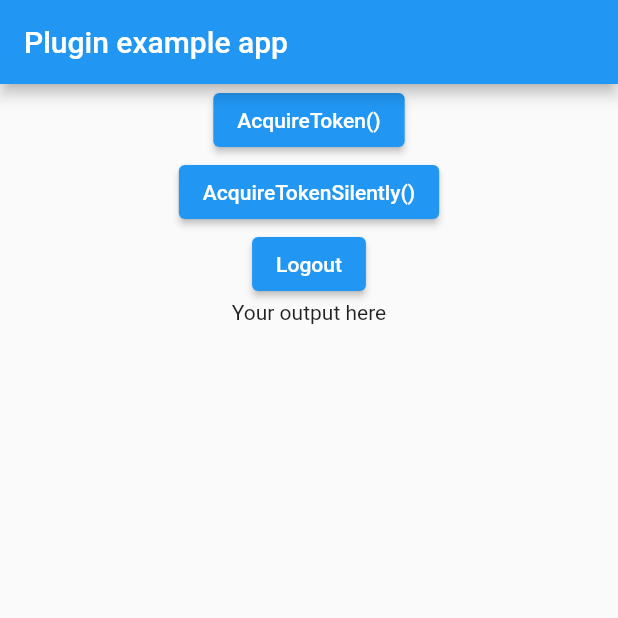
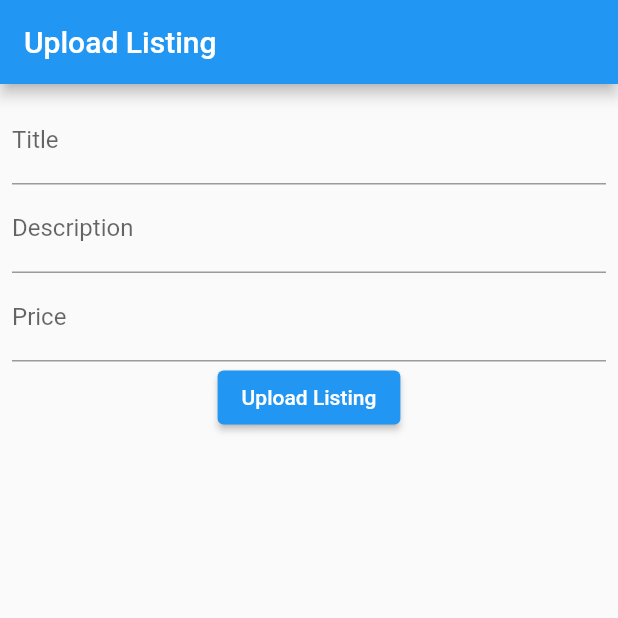
Before and after one commit to JunKit2003/UNM-marketplace, a Flutter app: the screen it shows after launch, on a phone screen of 412 x 824 dp, the top half of it. Run offline on Flutter 3.47's test engine with Material 2 defaults, Android fonts, the phone set to English and light mode, and no system bars; missing offline and left inert: msal_flutter.

Commit message:
Added Product class and Upload Listing class

```diff
--- a/src/unm_marketplace/lib/authentication_provider.dart
+++ b/src/unm_marketplace/lib/authentication_provider.dart
@@ -2,7 +2,7 @@ import 'package:flutter/material.dart';
 import 'package:msal_flutter/msal_flutter.dart';
 
 class AuthenticationProvider with ChangeNotifier {
-  bool _isAuthenticated = false;
+  bool _isAuthenticated = true;
   bool get isAuthenticated => _isAuthenticated;
 
   late PublicClientApplication pca;
--- a/src/unm_marketplace/lib/main.dart
+++ b/src/unm_marketplace/lib/main.dart
@@ -1,13 +1,19 @@
 import 'package:flutter/material.dart';
-import 'package:provider/provider.dart';
-import './authentication_ui.dart';
-import './authentication_provider.dart';
+import 'upload_listing_page.dart'; // Make sure this import is correct
 
 void main() {
-  runApp(
-    ChangeNotifierProvider(
-      create: (context) => AuthenticationProvider(),
-      child: AuthenticationUI(),
-    ),
-  );
+  runApp(MyApp());
 }
+
+class MyApp extends StatelessWidget {
+  @override
+  Widget build(BuildContext context) {
+    return MaterialApp(
+      title: 'Marketplace App',
+      theme: ThemeData(
+        primarySwatch: Colors.blue,
+      ),
+      home: UploadListingPage(), // Set UploadListingPage as the home widget
+    );
+  }
+}
--- /dev/null
+++ b/src/unm_marketplace/lib/product.dart
@@ -0,0 +1,27 @@
+// product.dart
+
+class Product {
+  final String id;
+  final String title;
+  final String description;
+  final double price;
+  final String imageUrl;
+
+  Product({
+    required this.id,
+    required this.title,
+    required this.description,
+    required this.price,
+    required this.imageUrl,
+  });
+
+  factory Product.fromJson(Map<String, dynamic> json) {
+    return Product(
+      id: json['id'],
+      title: json['title'],
+      description: json['description'],
+      price: json['price'].toDouble(),
+      imageUrl: json['imageUrl'],
+    );
+  }
+}
--- /dev/null
+++ b/src/unm_marketplace/lib/upload_listing_page.dart
@@ -0,0 +1,71 @@
+import 'package:flutter/material.dart';
+import 'package:http/http.dart' as http;
+import 'dart:convert';
+
+class UploadListingPage extends StatelessWidget {
+  final TextEditingController _titleController = TextEditingController();
+  final TextEditingController _descriptionController = TextEditingController();
+  final TextEditingController _priceController = TextEditingController();
+
+  // Replace with your local IP and path to the PHP script
+  final String apiEndpoint =
+      'http://10.0.2.2/unm_marketplace_api/add_listing.php';
+
+  Future<void> _uploadListing() async {
+    final response = await http.post(
+      Uri.parse(apiEndpoint),
+      body: {
+        'title': _titleController.text,
+        'description': _descriptionController.text,
+        'price': _priceController.text,
+      },
+    );
+
+    if (response.statusCode == 200) {
+      var jsonResponse = jsonDecode(response.body);
+      if (jsonResponse['success']) {
+        // Handle successful upload
+        print('Listing uploaded successfully');
+      } else {
+        // Handle error
+        print('Failed to upload listing');
+      }
+    } else {
+      // Handle network error
+      print('Network error');
+    }
+  }
+
+  @override
+  Widget build(BuildContext context) {
+    return Scaffold(
+      appBar: AppBar(
+        title: Text('Upload Listing'),
+      ),
+      body: Padding(
+        padding: const EdgeInsets.all(8.0),
+        child: Column(
+          children: [
+            TextField(
+              controller: _titleController,
+              decoration: InputDecoration(labelText: 'Title'),
+            ),
+            TextField(
+              controller: _descriptionController,
+              decoration: InputDecoration(labelText: 'Description'),
+            ),
+            TextField(
+              controller: _priceController,
+              decoration: InputDecoration(labelText: 'Price'),
+              keyboardType: TextInputType.number,
+            ),
+            ElevatedButton(
+              onPressed: _uploadListing,
+              child: Text('Upload Listing'),
+            ),
+          ],
+        ),
+      ),
+    );
+  }
+}
```
Also changed, not shown: src/unm_marketplace/lib/api_service.dart (added, +19 -0 lines), src/unm_marketplace/lib/home_page.dart (+11 -15 lines), src/unm_marketplace/lib/product_list_page.dart (+30 -3 lines).
